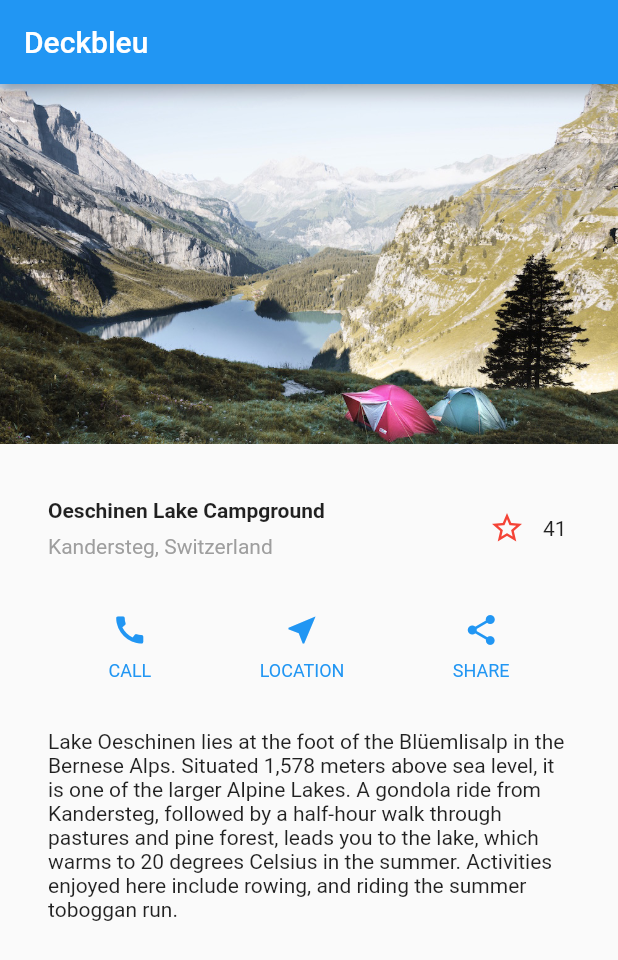
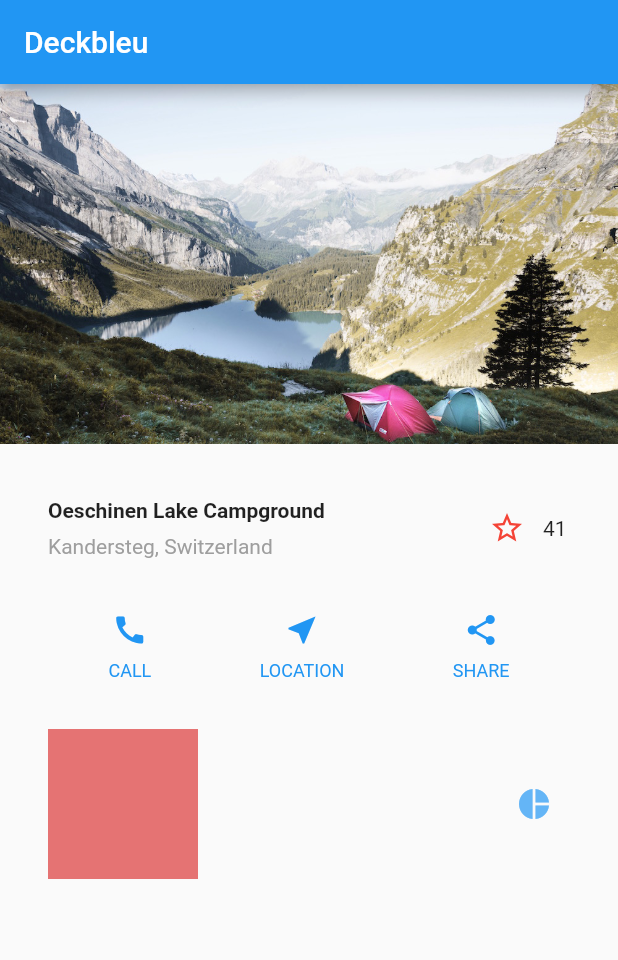
Before and after one commit to Aeners/deckbleu, a Flutter app: the screen it shows after launch, on a phone screen of 412 x 824 dp. Shown: the top 960 px of the screen. Run offline on Flutter 3.47's test engine with Material 2 defaults, Android fonts, the phone set to English and light mode, and no system bars.

Commit message:
flutter widget animation training

```diff
--- a/lib/main.dart
+++ b/lib/main.dart
@@ -62,7 +62,8 @@
               ),
               titleSection,
               buttonSection,
-              textSection
+              // textSection,
+              ShapeShifterContainer()
             ]
           ),
         ));
@@ -122,3 +123,77 @@
     );
   }
 }
+
+class ShapeShifterContainer extends StatefulWidget {
+  @override
+  _ShapeShifterContainerState createState() => _ShapeShifterContainerState();
+}
+
+
+class _ShapeShifterContainerState extends State<ShapeShifterContainer> {
+  bool _isDefault = true;
+
+  void _handleShift() {
+      setState(() {
+        _isDefault = !_isDefault;
+      });
+  }
+
+  @override
+  Widget build(BuildContext context) {
+    return Container(
+      padding: const EdgeInsets.all(32),
+      child: Row(
+        mainAxisAlignment: MainAxisAlignment.spaceBetween,
+        children: [
+          Shape(isDefault: _isDefault),
+          Shifter(handleShift: _handleShift)
+        ]
+      )
+    );
+  }
+}
+
+class Shape extends StatefulWidget {
+  Shape({@required this.isDefault});
+
+  final bool isDefault;
+
+  @override
+  _ShapeState createState() => _ShapeState();
+}
+
+class _ShapeState extends State<Shape> {
+  Color _blue = Colors.blue[300];
+  Color _red = Colors.red[300];
+  Radius _squareRadius = Radius.zero;
+  Radius _circleRadius = Radius.circular(50);
+
+  @override
+  Widget build(BuildContext context) {
+    return AnimatedContainer(
+        duration: const Duration(seconds: 1),
+        curve: Curves.easeInExpo,
+        width: 100,
+        height: 100,
+        decoration: BoxDecoration(
+          color: widget.isDefault ? _red : _blue,
+          borderRadius: BorderRadius.all(
+            widget.isDefault ? _squareRadius : _circleRadius
+          ),
+        ),
+    );
+  }
+}
+
+class Shifter extends StatelessWidget {
+  Shifter({Key key, @required this.handleShift})
+      : super(key: key);
+
+  final Function handleShift;
+
+  @override
+  Widget build(BuildContext context) {
+    return IconButton(icon: Icon(Icons.pie_chart), color: Colors.blue[300], onPressed: handleShift);
+  }
+}
```
